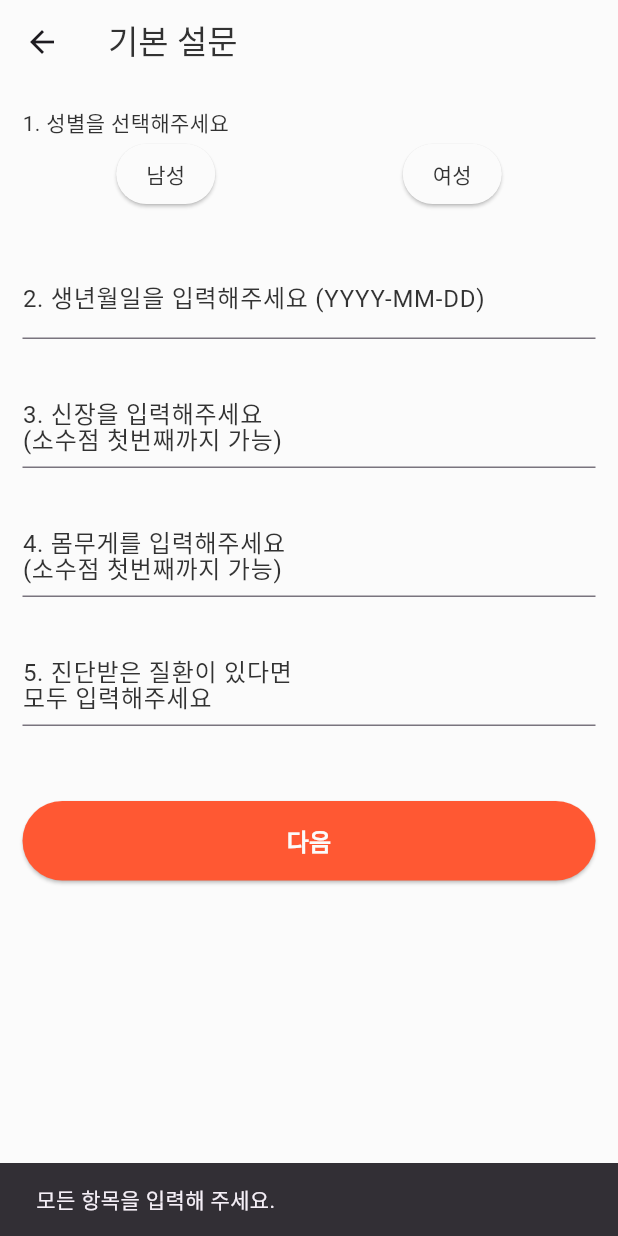
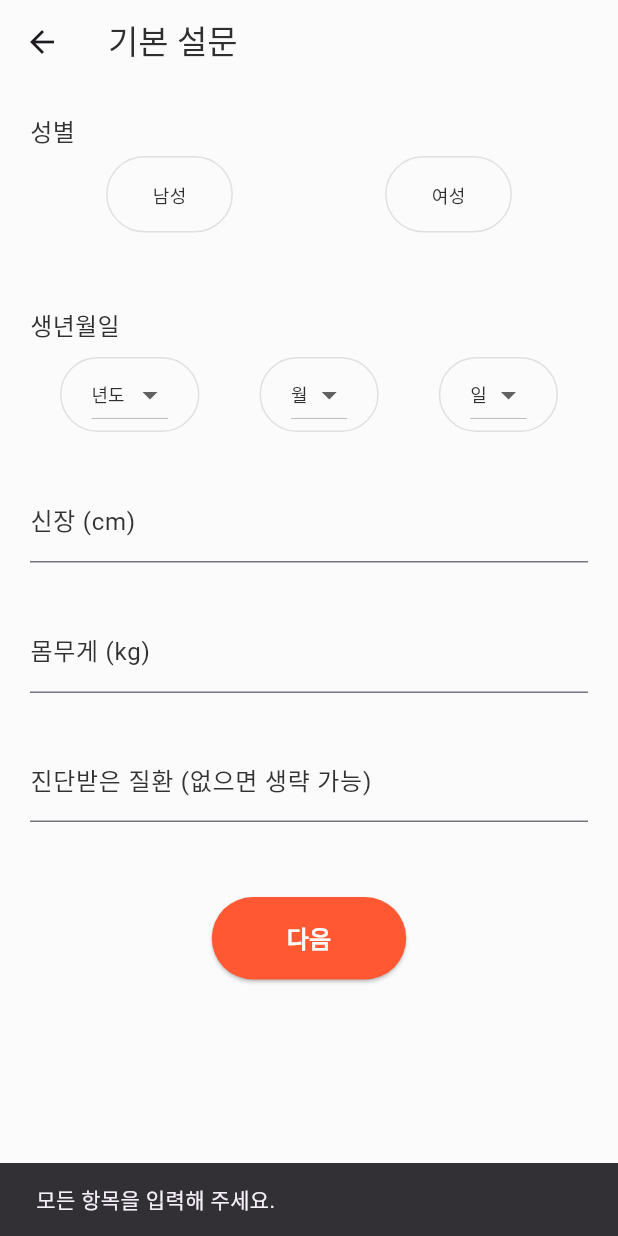
Before and after one commit to JeongHeeju/capstone, a Flutter app: the HealthScreen screen opened by its route, after a tap on "다음", on a phone screen of 412 x 824 dp. Run offline on Flutter 3.47's test engine with Material 3 defaults, Android fonts, the phone set to English and light mode, and no system bars; our stand-ins replace shared_preferences; accounts and stored records are empty.

Commit message:
Update health_screen.dart

```diff
--- a/frontend/capstone/lib/screen/health_screen.dart
+++ b/frontend/capstone/lib/screen/health_screen.dart
@@ -1,6 +1,7 @@
 import 'package:flutter/material.dart';
 import 'package:http/http.dart' as http;
 import 'dart:convert';
+import 'package:shared_preferences/shared_preferences.dart';
 
 class HealthScreen extends StatefulWidget {
   const HealthScreen({super.key});
@@ -10,26 +11,63 @@ class HealthScreen extends StatefulWidget {
 }
 
 class _HealthScreenState extends State<HealthScreen> {
-  String? _selectedGender; // 성별 선택
-  final _birthDateController = TextEditingController(); // 생년월일 입력
-  final _heightController = TextEditingController(); // 신장 입력
-  final _weightController = TextEditingController(); // 몸무게 입력
-  final _medicalConditionsController = TextEditingController(); // 진단받은 질환 입력
+  bool _isMalePressed = false;
+  bool _isFemalePressed = false;
 
-  // Django 서버에 데이터 저장
+  int? _selectedYear;
+  int? _selectedMonth;
+  int? _selectedDay;
+
+  final _heightController = TextEditingController();
+  final _weightController = TextEditingController();
+  final _medicalConditionsController = TextEditingController();
+
+  final List<int> _years = List.generate(100, (index) => 2023 - index);
+  final List<int> _months = List.generate(12, (index) => index + 1);
+  final List<int> _days = List.generate(31, (index) => index + 1);
+
+  ScrollController _scrollController = ScrollController();
+
+  void _toggleGenderSelection(String gender) {
+    setState(() {
+      if (gender == 'male') {
+        _isMalePressed = true;
+        _isFemalePressed = false;
+      } else {
+        _isMalePressed = false;
+        _isFemalePressed = true;
+      }
+    });
+  }
+
   Future<void> savePersonalInfo() async {
-    if (_selectedGender == null || _birthDateController.text.isEmpty ||
-        _heightController.text.isEmpty || _weightController.text.isEmpty) {
+    final gender = _isMalePressed
+        ? '남성'
+        : _isFemalePressed
+            ? '여성'
+            : null;
+
+    if (gender == null ||
+        _selectedYear == null ||
+        _selectedMonth == null ||
+        _selectedDay == null ||
+        _heightController.text.isEmpty ||
+        _weightController.text.isEmpty) {
       ScaffoldMessenger.of(context).showSnackBar(
         SnackBar(content: Text('모든 항목을 입력해 주세요.')),
       );
       return;
     }
 
-    // 날짜 형식 유효성 검사
-    if (!RegExp(r'^\d{4}-\d{2}-\d{2}$').hasMatch(_birthDateController.text)) {
+    final birthDate =
+        '${_selectedYear.toString()}-${_selectedMonth.toString().padLeft(2, '0')}-${_selectedDay.toString().padLeft(2, '0')}';
+
+    final prefs = await SharedPreferences.getInstance();
+    final token = prefs.getString('token');
+
+    if (token == null) {
       ScaffoldMessenger.of(context).showSnackBar(
-        SnackBar(content: Text('생년월일을 YYYY-MM-DD 형식으로 입력해주세요.')),
+        SnackBar(content: Text('로그인이 필요합니다. 다시 로그인해주세요.')),
       );
       return;
     }
@@ -40,10 +78,11 @@ class _HealthScreenState extends State<HealthScreen> {
         url,
         headers: {
           'Content-Type': 'application/json',
+          'Authorization': 'Token $token',
         },
         body: json.encode({
-          'gender': _selectedGender,
-          'birth_date': _birthDateController.text,
+          'gender': gender,
+          'birth_date': birthDate,
           'height': double.tryParse(_heightController.text),
           'weight': double.tryParse(_weightController.text),
           'medical_conditions': _medicalConditionsController.text,
@@ -55,7 +94,7 @@ class _HealthScreenState extends State<HealthScreen> {
         ScaffoldMessenger.of(context).showSnackBar(
           SnackBar(content: Text('정보가 저장되었습니다.')),
         );
-        Navigator.pushNamed(context, '/food'); // 음식 선호도 화면으로 이동
+        Navigator.pushNamed(context, '/food');
       } else {
         print('Failed to save personal info: ${response.body}');
         ScaffoldMessenger.of(context).showSnackBar(
@@ -71,99 +110,82 @@ class _HealthScreenState extends State<HealthScreen> {
   }
 
   @override
+  void dispose() {
+    _scrollController.dispose();
+    _heightController.dispose();
+    _weightController.dispose();
+    _medicalConditionsController.dispose();
+    super.dispose();
+  }
+
+  @override
   Widget build(BuildContext context) {
     return Scaffold(
-      appBar: AppBar(
-        backgroundColor: Color(0xFFFBFBFB),
-        title: Text(
-          '기본 설문',
-          style: TextStyle(color: Color(0xFF323232)),
+      appBar: PreferredSize(
+        preferredSize: Size.fromHeight(56.0),
+        child: AppBar(
+          backgroundColor: Color(0xFFFBFBFB),
+          title: Text('기본 설문', style: TextStyle(color: Color(0xFF2F2F2F))),
+          flexibleSpace: Container(
+            decoration: BoxDecoration(color: Color(0xFFFBFBFB)),
+          ),
         ),
       ),
       body: SingleChildScrollView(
+        controller: _scrollController,
         child: Padding(
-          padding: EdgeInsets.all(15),
+          padding: EdgeInsets.all(20),
           child: Column(
             crossAxisAlignment: CrossAxisAlignment.start,
             children: [
-              Text('1. 성별을 선택해주세요'),
+              Text('성별', style: TextStyle(fontSize: 16)),
+              SizedBox(height: 5),
               Row(
                 mainAxisAlignment: MainAxisAlignment.spaceAround,
                 children: [
-                  ElevatedButton(
-                    onPressed: () {
-                      setState(() {
-                        _selectedGender = '남성';
-                      });
-                    },
-                    child: Text(
-                      '남성',
-                      style: TextStyle(
-                        color: _selectedGender == '남성' ? Colors.white : Color(0xFF323232),
-                      ),
-                    ),
-                    style: ElevatedButton.styleFrom(
-                      backgroundColor:
-                          _selectedGender == '남성' ? Colors.blue : Color(0xFFFBFBFB),
-                      padding: EdgeInsets.symmetric(horizontal: 20, vertical: 5),
-                    ),
-                  ),
-                  ElevatedButton(
-                    onPressed: () {
-                      setState(() {
-                        _selectedGender = '여성';
-                      });
-                    },
-                    child: Text(
-                      '여성',
-                      style: TextStyle(
-                        color: _selectedGender == '여성' ? Colors.white : Color(0xFF323232),
-                      ),
-                    ),
-                    style: ElevatedButton.styleFrom(
-                      backgroundColor:
-                          _selectedGender == '여성' ? Colors.pink : Color(0xFFFBFBFB),
-                      padding: EdgeInsets.symmetric(horizontal: 20, vertical: 5),
-                    ),
-                  ),
+                  _buildGenderButton('남성', _isMalePressed, () => _toggleGenderSelection('male')),
+                  _buildGenderButton('여성', _isFemalePressed, () => _toggleGenderSelection('female')),
+                ],
+              ),
+              SizedBox(height: 50),
+              Text('생년월일', style: TextStyle(fontSize: 16, color: Color(0xFF2F2F2F))),
+              SizedBox(height: 10),
+              Row(
+                mainAxisAlignment: MainAxisAlignment.spaceAround,
+                children: [
+                  _buildDropdown('년도', _selectedYear, _years, (val) => setState(() => _selectedYear = val)),
+                  _buildDropdown('월', _selectedMonth, _months, (val) => setState(() => _selectedMonth = val)),
+                  _buildDropdown('일', _selectedDay, _days, (val) => setState(() => _selectedDay = val)),
                 ],
               ),
               SizedBox(height: 30),
               TextField(
-                controller: _birthDateController,
-                decoration: InputDecoration(labelText: '2. 생년월일을 입력해주세요 (YYYY-MM-DD)'),
-              ),
-              SizedBox(height: 30),
-              TextField(
                 controller: _heightController,
-                decoration: InputDecoration(labelText: '3. 신장을 입력해주세요\n(소수점 첫번째까지 가능)'),
+                decoration: InputDecoration(labelText: '신장 (cm)', hintText: '소수점 첫 번째까지 가능'),
+                keyboardType: TextInputType.number,
               ),
               SizedBox(height: 30),
               TextField(
                 controller: _weightController,
-                decoration: InputDecoration(labelText: '4. 몸무게를 입력해주세요\n(소수점 첫번째까지 가능)'),
+                decoration: InputDecoration(labelText: '몸무게 (kg)', hintText: '소수점 첫 번째까지 가능'),
+                keyboardType: TextInputType.number,
               ),
               SizedBox(height: 30),
               TextField(
                 controller: _medicalConditionsController,
-                decoration: InputDecoration(labelText: '5. 진단받은 질환이 있다면\n모두 입력해주세요'),
+                decoration: InputDecoration(labelText: '진단받은 질환 (없으면 생략 가능)'),
               ),
               SizedBox(height: 50),
-              SizedBox(
-                width: double.infinity,
+              Center(
                 child: ElevatedButton(
-                  onPressed: savePersonalInfo, // Django 서버로 데이터 저장
+                  onPressed: savePersonalInfo,
                   style: ElevatedButton.styleFrom(
                     backgroundColor: Color(0xFFFF5833),
-                    padding: EdgeInsets.symmetric(vertical: 15),
+                    padding: EdgeInsets.symmetric(horizontal: 50, vertical: 16),
                   ),
                   child: Text(
                     '다음',
-                    style: TextStyle(
-                      fontSize: 16,
-                      fontWeight: FontWeight.bold,
-                      color: Color(0xFFFBFBFB),
-                    ),
+                    style: TextStyle(fontSize: 16, fontWeight: FontWeight.bold, color: Color(0xFFFBFBFB)),
                   ),
                 ),
               ),
@@ -173,4 +195,46 @@ class _HealthScreenState extends State<HealthScreen> {
       ),
     );
   }
+
+  Widget _buildGenderButton(String label, bool isSelected, VoidCallback onTap) {
+    return GestureDetector(
+      onTap: onTap,
+      child: Container(
+        padding: EdgeInsets.symmetric(horizontal: 30, vertical: 16),
+        decoration: BoxDecoration(
+          color: Color(0xFFFBFBFB),
+          borderRadius: BorderRadius.circular(50),
+          border: Border.all(color: isSelected ? Color(0xFF2F2F2F) : Color(0xFFE0E0E0), width: 1),
+        ),
+        child: Text(
+          label,
+          style: TextStyle(fontSize: 12, color: Color(0xFF2F2F2F)),
+        ),
+      ),
+    );
+  }
+
+  Widget _buildDropdown(String hint, int? value, List<int> items, void Function(int?) onChanged) {
+    return Container(
+      padding: EdgeInsets.symmetric(horizontal: 20),
+      decoration: BoxDecoration(
+        color: Color(0xFFFBFBFB),
+        borderRadius: BorderRadius.circular(50),
+        border: Border.all(color: Color(0xFFE0E0E0), width: 1),
+      ),
+      child: DropdownButton<int>(
+        value: value,
+        hint: Text(hint, style: TextStyle(fontSize: 12, color: Color(0xFF2F2F2F))),
+        items: items.map((item) {
+          return DropdownMenuItem<int>(
+            value: item,
+            child: Text(item.toString().padLeft(2, '0'), style: TextStyle(fontSize: 12, color: Color(0xFF2F2F2F))),
+          );
+        }).toList(),
+        onChanged: onChanged,
+        dropdownColor: Color(0xFFFBFBFB),
+        style: TextStyle(fontSize: 12, color: Color(0xFF2F2F2F)),
+      ),
+    );
+  }
 }
```
